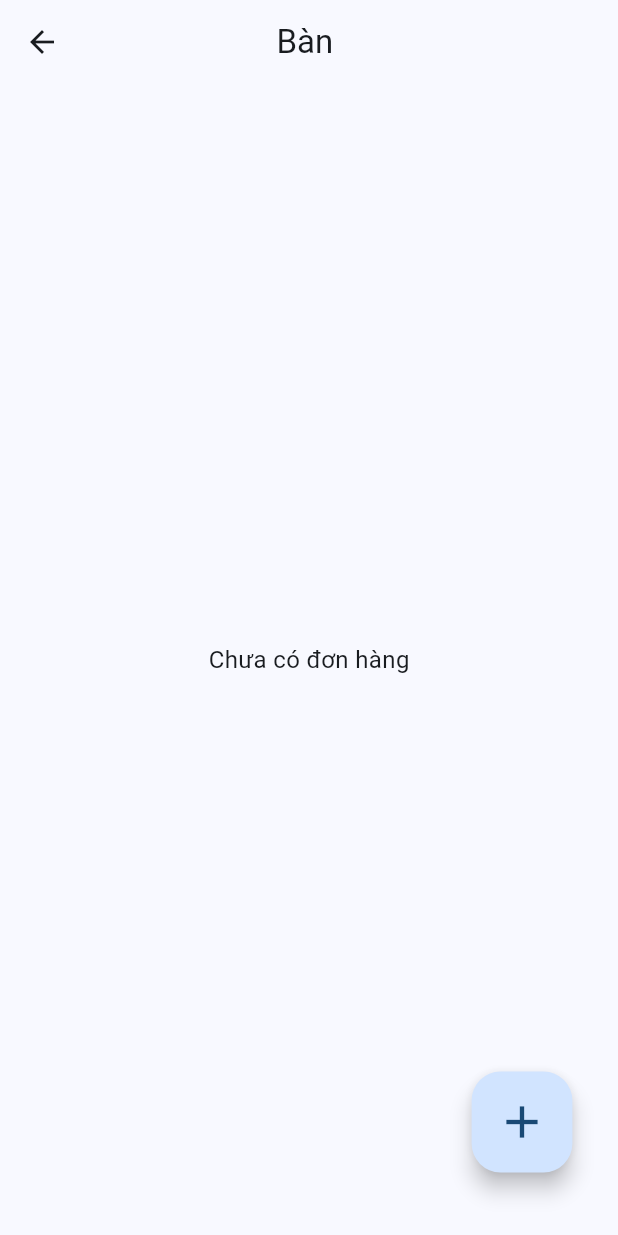
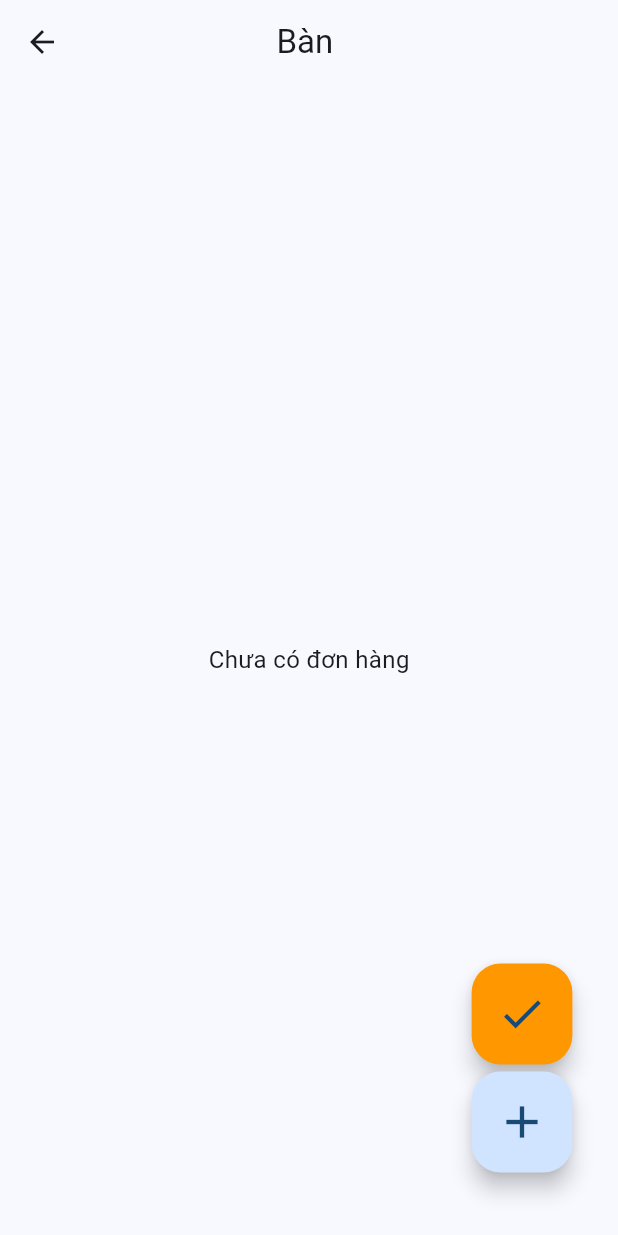
Before and after one commit to NguyenThanhhToan/orderly_mobile_app, a Flutter app: the TableDetailScreen screen opened directly with empty values, on a phone screen of 412 x 824 dp. Run offline on Flutter 3.47's test engine with Material 3 defaults, Android fonts, the light colour scheme and no system bars; our stand-ins replace dio, flutter_dotenv, flutter_secure_storage, get; accounts and stored records are empty; network calls fail.

Commit message:
feat: add logic remove, pay, confirm order

```diff
--- a/lib/screens/tableDetail/table_detail_screen.dart
+++ b/lib/screens/tableDetail/table_detail_screen.dart
@@ -25,18 +25,47 @@ class TableDetailScreen extends StatelessWidget {
         centerTitle: true,
       ),
 
-      floatingActionButton: Padding(
+      // ===== MULTI FAB =====
+      floatingActionButton: Obx(() {
+        final order = controller.activeOrder.value;
+        final isPaid = order?.status == 'PAID';
+
+        return Padding(
           padding: const EdgeInsets.fromLTRB(0, 0, 20, 32),
-        child: Transform.scale(
+          child: Column(
+            mainAxisSize: MainAxisSize.min,
+            children: [
+              // ===== CONFIRM BUTTON =====
+              if (!isPaid)
+                Transform.scale(
                   scale: 1.2,
                   child: FloatingActionButton(
+                    heroTag: 'confirm',
+                    backgroundColor: Colors.orange,
+                    onPressed: controller.isLoading.value
+                        ? null
+                        : controller.confirmOrder,
+                    child: const Icon(Icons.check, size: 28),
+                  ),
+                ),
+
+              const SizedBox(height: 16),
+
+              // ===== ADD PRODUCT BUTTON =====
+              Transform.scale(
+                scale: 1.2,
+                child: FloatingActionButton(
+                  heroTag: 'add',
                   onPressed: () {
                     Get.toNamed(AppRoutes.menu);
                   },
                   child: const Icon(Icons.add, size: 30),
                 ),
               ),
+            ],
           ),
+        );
+      }),
 
       body: Obx(() {
         if (controller.isLoading.value) {
@@ -44,9 +73,7 @@ class TableDetailScreen extends StatelessWidget {
         }
 
         final order = controller.activeOrder.value;
-        print(order?.orderId);
 
-        // Nếu chưa có order
         if (order == null) {
           return const Center(
             child: Text(
@@ -55,6 +82,8 @@ class TableDetailScreen extends StatelessWidget {
             ),
           );
         }
+
+        final bool isPaid = order.status == 'PAID';
 
         return Column(
           children: [
@@ -76,15 +105,47 @@ class TableDetailScreen extends StatelessWidget {
                     style: const TextStyle(fontWeight: FontWeight.bold),
                   ),
                   const SizedBox(height: 6),
-                  Text('Trạng thái: ${order.status ?? ''}'),
+
+                  Text('Tổng món: ${order.totalItems ?? 0}'),
                   const SizedBox(height: 6),
-                  Text('Tổng món: ${order.totalItems ?? 0}'),
+
                   Text(
                     'Tổng tiền: ${formatCurrency(order.totalAmount)}',
                     style: const TextStyle(
                       fontWeight: FontWeight.bold,
                       fontSize: 16,
                       color: Colors.green,
+                    ),
+                  ),
+
+                  const SizedBox(height: 12),
+
+                  // ===== PAY BUTTON =====
+                  if (!isPaid)
+                    SizedBox(
+                      width: double.infinity,
+                      child: ElevatedButton.icon(
+                        icon: const Icon(Icons.payment),
+                        label: const Text('Thanh toán'),
+                        style: ElevatedButton.styleFrom(
+                          padding:
+                              const EdgeInsets.symmetric(vertical: 12),
+                          backgroundColor: Colors.green,
+                          foregroundColor: Colors.white,
+                        ),
+                        onPressed: controller.isLoading.value
+                            ? null
+                            : controller.payOrder,
+                      ),
+                    )
+                  else
+                    SizedBox(
+                      width: double.infinity,
+                      child: OutlinedButton.icon(
+                        icon: const Icon(Icons.check_circle,
+                            color: Colors.green),
+                        label: const Text('Đã thanh toán'),
+                        onPressed: null,
                       ),
                     ),
                 ],
@@ -109,13 +170,15 @@ class TableDetailScreen extends StatelessWidget {
 
                   ...order.items?.map((item) => OrderItemCard(
                         item: item,
-                    onTap: (item) {
-                      controller.openItemActions(item);
+                        onTap: controller.openItemActions,
+                        onRemove: isPaid
+                            ? null
+                            : (item) {
+                                controller
+                                    .removeItemFromOrder(item.orderItemId);
                               },
-                    onRemove: (item) {
-                      controller.removeItemFromOrder(item.orderItemId);
-                    },
-                  )) ?? [],
+                      )) ??
+                      [],
                 ],
               ),
             ),
```
Also changed, not shown: lib/screens/home/controller/home_controller.dart (+32 -4 lines), lib/screens/home/home_screen.dart (+49 -12 lines), lib/screens/tableDetail/controller/table_detail_controller.dart (+86 -2 lines), lib/service/order_service/order_service.dart (+52 -1 lines). Lines whose indentation alone changed are shown as unchanged.
